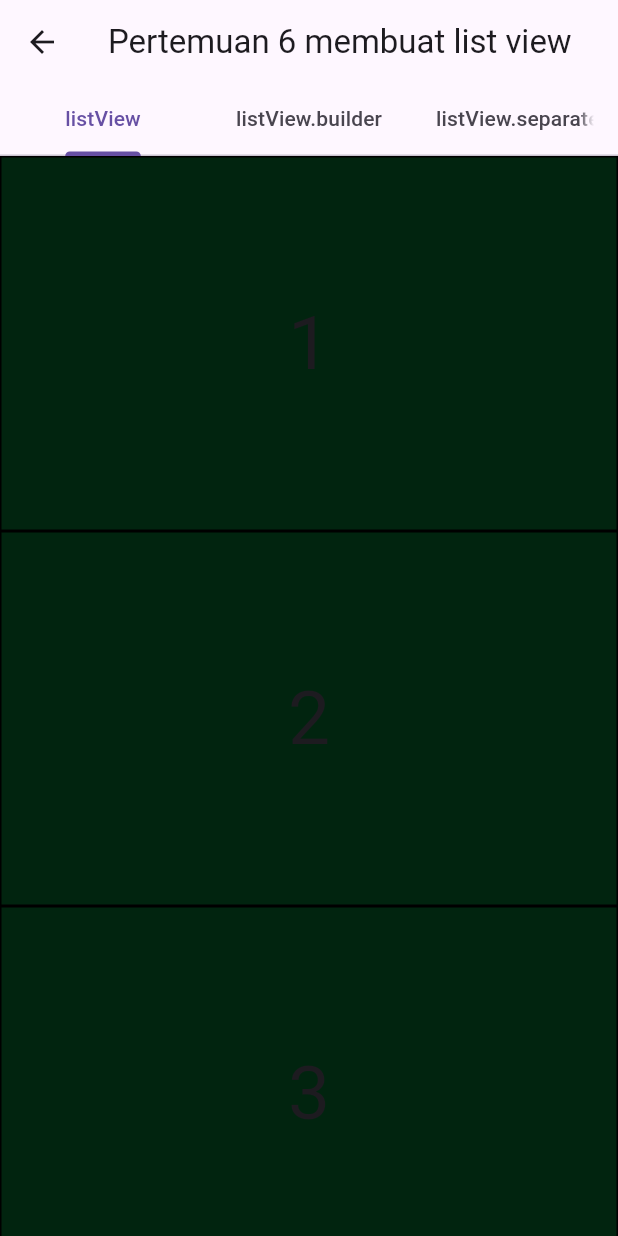
After one commit to Ilsar18/Wisata_mobile_4, a Flutter app: the screen it shows after launch, after a tap on "Mari Kita Mulai", on a phone screen of 412 x 824 dp. The commit adds this screen. Run offline on Flutter 3.47's test engine with Material 3 defaults, Android fonts, the phone set to English and light mode, and no system bars; our stand-ins replace lottie; network calls fail.

Commit message:
pertemuan_6

```diff
--- /dev/null
+++ b/lib/const.dart
@@ -0,0 +1,5 @@
+import 'package:flutter/material.dart';
+
+const kButtonColor = Color(0xFF1B1B1B);
+const kBackgroundColor = Color(0xFFF0F3F5);
+const blueTextColor = Color(0xFF2B56CC);
--- /dev/null
+++ b/lib/latihan_modul/pertemuan6.dart
@@ -0,0 +1,114 @@
+import 'package:flutter/material.dart';
+
+class pertemuan6 extends StatelessWidget {
+  const pertemuan6({super.key});
+
+  @override
+  Widget build(BuildContext context) {
+    return DefaultTabController(
+      length: 3,
+      child: Scaffold(
+        appBar: AppBar(
+          title: Text('Pertemuan 6 membuat list view'),
+          bottom: TabBar(tabs: [
+            Tab(
+              text: 'listView',
+            ),
+            Tab(
+              text: 'listView.builder',
+            ),
+            Tab(
+              text: 'listView.separated',
+            ),
+          ]),
+        ),
+        body: TabBarView(children: [
+          ContohListView(),
+          ContohListViewBuilder(),
+          ContohlistViewSparated(),
+        ]),
+      ),
+    );
+  }
+}
+
+class ContohListView extends StatelessWidget {
+  final List<int> numberList = [1, 2, 3, 4, 5, 6, 7];
+  ContohListView({super.key});
+
+  @override
+  Widget build(BuildContext context) {
+    return ListView(
+      children: numberList.map((int number) {
+        return Container(
+          height: 250,
+          decoration: BoxDecoration(
+              color: const Color.fromARGB(255, 1, 36, 15),
+              border: Border.all(color: Colors.black)),
+          child: Center(
+            child: Text(
+              '$number',
+              style: TextStyle(fontSize: 50),
+            ),
+          ),
+        );
+      }).toList(),
+    );
+  }
+}
+
+class ContohListViewBuilder extends StatelessWidget {
+  final List<int> numberList = [1, 2, 3, 4, 5, 6, 7, 8, 9, 10];
+  ContohListViewBuilder({super.key});
+
+  @override
+  Widget build(BuildContext context) {
+    return ListView.builder(
+        itemCount: numberList.length,
+        itemBuilder: (BuildContext context, int index) {
+          return Container(
+            height: 250,
+            decoration: BoxDecoration(
+                color: const Color.fromARGB(255, 192, 252, 216),
+                border: Border.all(color: Colors.black)),
+            child: Center(
+              child: Text(
+                '${numberList[index]}',
+                style: TextStyle(fontSize: 50),
+              ),
+            ),
+          );
+        });
+  }
+}
+
+class ContohlistViewSparated extends StatelessWidget {
+  final List<int> numberList = [1, 2, 3, 4, 5, 6, 7, 8, 9, 10];
+  ContohlistViewSparated({super.key});
+
+  @override
+  Widget build(BuildContext context) {
+    return ListView.separated(
+        itemBuilder: (BuildContext context, int index) {
+          return Container(
+            height: 250,
+            decoration: BoxDecoration(
+                color: const Color.fromARGB(255, 192, 252, 216),
+                border: Border.all(color: Colors.black)),
+            child: Center(
+              child: Text(
+                '${numberList[index]}',
+                style: TextStyle(fontSize: 50),
+              ),
+            ),
+          );
+        },
+        separatorBuilder: (BuildContext context, int index) {
+          return Container(
+            height: 15,
+            color: Colors.amber,
+          );
+        },
+        itemCount: numberList.length);
+  }
+}
--- a/lib/main.dart
+++ b/lib/main.dart
@@ -1,5 +1,7 @@
 import 'package:flutter/material.dart';
 import 'package:project_travel/latihan_modul/latihanp5.dart';
+import 'package:project_travel/latihan_modul/pertemuan6.dart';
+import 'package:project_travel/screen/landing_page.dart';
 import 'package:project_travel/screen/splash_screen.dart';
 // import 'package:project_travel/screen/splash_screen.dart';
 
@@ -14,7 +16,7 @@ class TravelApp extends StatelessWidget {
   Widget build(BuildContext context) {
     return MaterialApp(
       debugShowCheckedModeBanner: false,
-      home: SplashScreen(),
+      home: LandingPageOne(),
     );
   }
 }
--- /dev/null
+++ b/lib/models/landing_model.dart
@@ -0,0 +1,20 @@
+class LandingModel {
+  String image, name;
+
+  LandingModel({required this.image, required this.name});
+}
+
+List<LandingModel> landingpage = [
+  LandingModel(
+      image:
+          'https://images.unsplash.com/photo-1559628233-100c798642d4?q=80&w=2540&auto=format&fit=crop&ixlib=rb-4.0.3&ixid=M3wxMjA3fDB8MHxwaG90by1wYWdlfHx8fGVufDB8fHx8fA%3D%3D',
+      name: 'Jelajahi Indonesia Bersama Kami'),
+  LandingModel(
+      image:
+          'https://images.unsplash.com/photo-1679306383809-14dbeb5431f0?q=80&w=2787&auto=format&fit=crop&ixlib=rb-4.0.3&ixid=M3wxMjA3fDB8MHxwaG90by1wYWdlfHx8fGVufDB8fHx8fA%3D%3D',
+      name: 'Keindahan Alam Indonesia'),
+  LandingModel(
+      image:
+          'https://images.unsplash.com/photo-1666887865297-4a7fc8d00f45?q=80&w=2727&auto=format&fit=crop&ixlib=rb-4.0.3&ixid=M3wxMjA3fDB8MHxwaG90by1wYWdlfHx8fGVufDB8fHx8fA%3D%3D',
+      name: 'Kesejukan Angin Pegunungan'),
+];
--- /dev/null
+++ b/lib/screen/landing_page.dart
@@ -0,0 +1,191 @@
+import 'package:flutter/material.dart';
+import 'package:project_travel/const.dart';
+import 'package:project_travel/latihan_modul/pertemuan6.dart';
+import 'package:project_travel/models/landing_model.dart';
+
+class LandingPageOne extends StatefulWidget {
+  const LandingPageOne({super.key});
+
+  @override
+  State<LandingPageOne> createState() => _LandingPageOneState();
+}
+
+class _LandingPageOneState extends State<LandingPageOne> {
+  int currentIndex = 0;
+  Widget dotIndicator(int index) {
+    return AnimatedContainer(
+      duration: Duration(microseconds: 400),
+      margin: EdgeInsets.only(right: 6),
+      width: 20,
+      height: 4,
+      decoration: BoxDecoration(
+          borderRadius: BorderRadius.circular(15),
+          color: index == currentIndex ? Colors.white : Colors.white54),
+    );
+  }
+
+  @override
+  Widget build(BuildContext context) {
+    return Scaffold(
+      body: Stack(
+        children: [
+          PageView.builder(
+            itemCount: landingpage.length,
+            onPageChanged: (value) {
+              setState(() {
+                currentIndex = value;
+              });
+            },
+            itemBuilder: (context, index) {
+              return Image.network(
+                landingpage[index].image,
+                fit: BoxFit.cover,
+              );
+            },
+          ),
+          Padding(
+            padding: const EdgeInsets.symmetric(horizontal: 15),
+            child: Column(
+              children: [
+                const SizedBox(height: 150),
+                Column(
+                  children: [
+                    Text(
+                      landingpage[currentIndex].name,
+                      style: const TextStyle(
+                        fontSize: 45,
+                        color: Colors.white,
+                        fontWeight: FontWeight.w500,
+                        fontFamily: "NunitoSans",
+                        height: 1,
+                      ),
+                    ),
+                    const SizedBox(
+                      height: 10,
+                    ),
+                    const Text(
+                      "Ayo jelajahi Indonesia bersama kami dan ciptakan kenangan tak terlupakan yang akan bertahan seumur hidup.",
+                      style: TextStyle(
+                          fontSize: 11,
+                          color: Colors.white,
+                          fontWeight: FontWeight.w500,
+                          fontFamily: "NunitoSans"),
+                    ),
+                    const SizedBox(
+                      height: 10,
+                    ),
+                    SizedBox(
+                      child: Column(
+                        children: [
+                          Row(
+                            mainAxisAlignment: MainAxisAlignment.start,
+                            children: List.generate(
+                              landingpage.length,
+                              dotIndicator,
+                            ),
+                          ),
+                        ],
+                      ),
+                    )
+                  ],
+                ),
+              ],
+            ),
+          ),
+          Align(
+            alignment: Alignment.bottomCenter,
+            child: SizedBox(
+              height: 185,
+              child: Column(
+                children: [
+                  const SizedBox(height: 20),
+                  ClipRRect(
+                    borderRadius: const BorderRadius.only(
+                      topLeft: Radius.circular(15),
+                      topRight: Radius.circular(15),
+                    ),
+                    child: Container(
+                      padding: const EdgeInsets.all(35),
+                      color: Colors.white,
+                      child: Column(
+                        children: [
+                          GestureDetector(
+                            onTap: () {
+                              Navigator.push(
+                                context,
+                                MaterialPageRoute(
+                                  builder: (context) => pertemuan6(),
+                                ),
+                              );
+                            },
+                            child: Container(
+                              height: 60,
+                              decoration: BoxDecoration(
+                                  borderRadius: BorderRadius.circular(15),
+                                  boxShadow: const [
+                                    BoxShadow(
+                                      color: Colors.black12,
+                                      offset: Offset(0, 5),
+                                      spreadRadius: 15,
+                                      blurRadius: 15,
+                                    )
+                                  ],
+                                  color: kButtonColor),
+                              child: const Center(
+                                child: Row(
+                                  mainAxisAlignment: MainAxisAlignment.center,
+                                  children: [
+                                    Text(
+                                      "Mari Kita Mulai",
+                                      style: TextStyle(
+                                          fontSize: 16,
+                                          color: Colors.white,
+                                          fontWeight: FontWeight.bold),
+                                    ),
+                                    SizedBox(
+                                      width: 5,
+                                    ),
+                                    Icon(
+                                      Icons.arrow_forward,
+                                      color: Colors.white,
+                                      size: 20,
+                                    ),
+                                  ],
+                                ),
+                              ),
+                            ),
+                          ),
+                          const SizedBox(height: 15),
+                          const Text.rich(
+                            TextSpan(
+                              children: [
+                                TextSpan(
+                                  text: "sudah punya akun? ",
+                                  style: TextStyle(
+                                    color: kButtonColor,
+                                    fontSize: 14,
+                                  ),
+                                ),
+                                TextSpan(
+                                  text: "Masuk",
+                                  style: TextStyle(
+                                    color: blueTextColor,
+                                    fontSize: 14,
+                                  ),
+                                ),
+                              ],
+                            ),
+                          ),
+                        ],
+                      ),
+                    ),
+                  )
+                ],
+              ),
+            ),
+          )
+        ],
+      ),
+    );
+  }
+}
```
